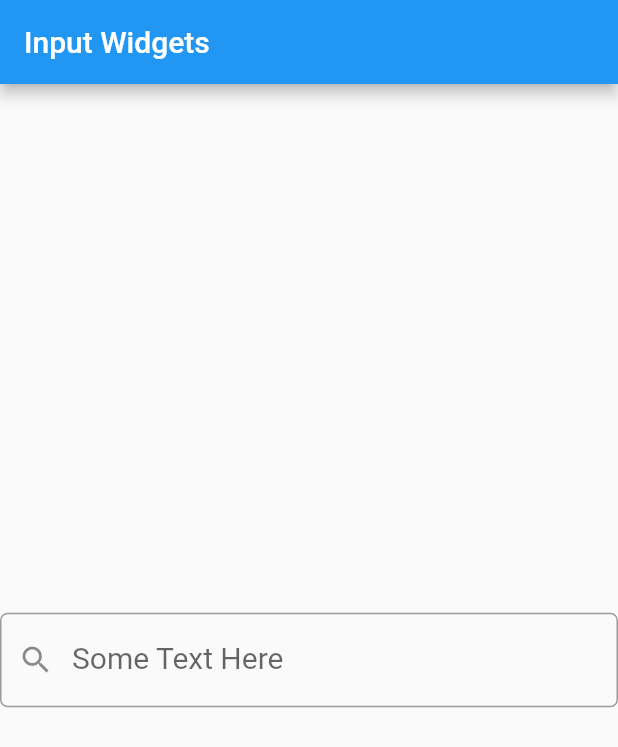
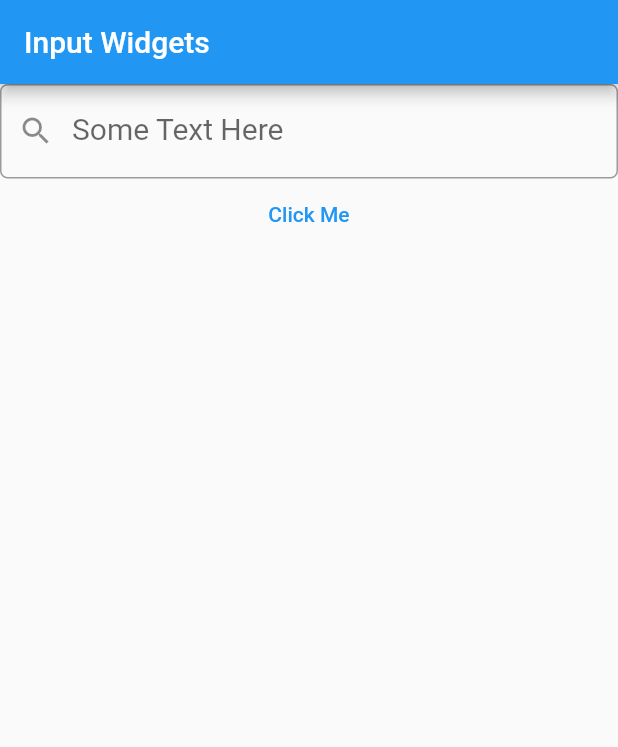
Before and after one commit to abdulwaheed-dev/Flutter-Practice, a Flutter app: the screen it shows after launch, on a phone screen of 412 x 824 dp. Shown: the top 747 px of the screen. Run offline on Flutter 3.47's test engine with Material 2 defaults, Android fonts, the phone set to English and light mode, and no system bars.

Commit message:
TextEditingControllerExample

```diff
--- a/input_widgets/lib/main.dart
+++ b/input_widgets/lib/main.dart
@@ -15,15 +15,18 @@
       theme: ThemeData(
         primarySwatch: Colors.blue,
       ),
-      home: const MyHomePage(title: 'Flutter Demo Home Page'),
+      home: MyHomePage(title: 'Flutter Demo Home Page'),
     );
   }
 }
 
 class MyHomePage extends StatelessWidget {
-  const MyHomePage({Key? key, required this.title}) : super(key: key);
+  MyHomePage({Key? key, required this.title}) : super(key: key);
 
   final String title;
+  String username="";
+
+  TextEditingController userController = TextEditingController();
 
   @override
   Widget build(BuildContext context) {
@@ -32,14 +35,21 @@
         title: const Text("Input Widgets"),
       ),
       body:
-      const Center(
-        child: TextField(
+      Center(
+        child: Column(
+          children: [
+            TextField(
+          // onChanged: (value){
+          //   debugPrint("Text = "+value);
+          //   username = value;
+          // },
+          controller: userController,
           //obscureText: true, //use this to make textField as passwordField.
-          style: TextStyle(fontSize: 20),
+          style: const TextStyle(fontSize: 20),
           textAlign: TextAlign.center, //change textAlignment
           maxLines: null, //change to null to make it dynamic
           //maxLength: 20, //change the maximun input length
-          decoration: InputDecoration(
+          decoration: const InputDecoration(
             //icon: Icon(Icons.search), //icon at starting of textfiled
             prefixIcon: Icon(Icons.search), //icon inside the textfiled
             //suffixIcon: Icon(Icons.search), //icon at the end of textfiled
@@ -47,6 +57,9 @@
             labelText: "Some Text Here"
           ),
           ),
+          TextButton(onPressed: (){debugPrint("Username: ${userController.text}");}, child: const Text("Click Me"),)
+          ],
+        ),
       ),
       );
   }
```
